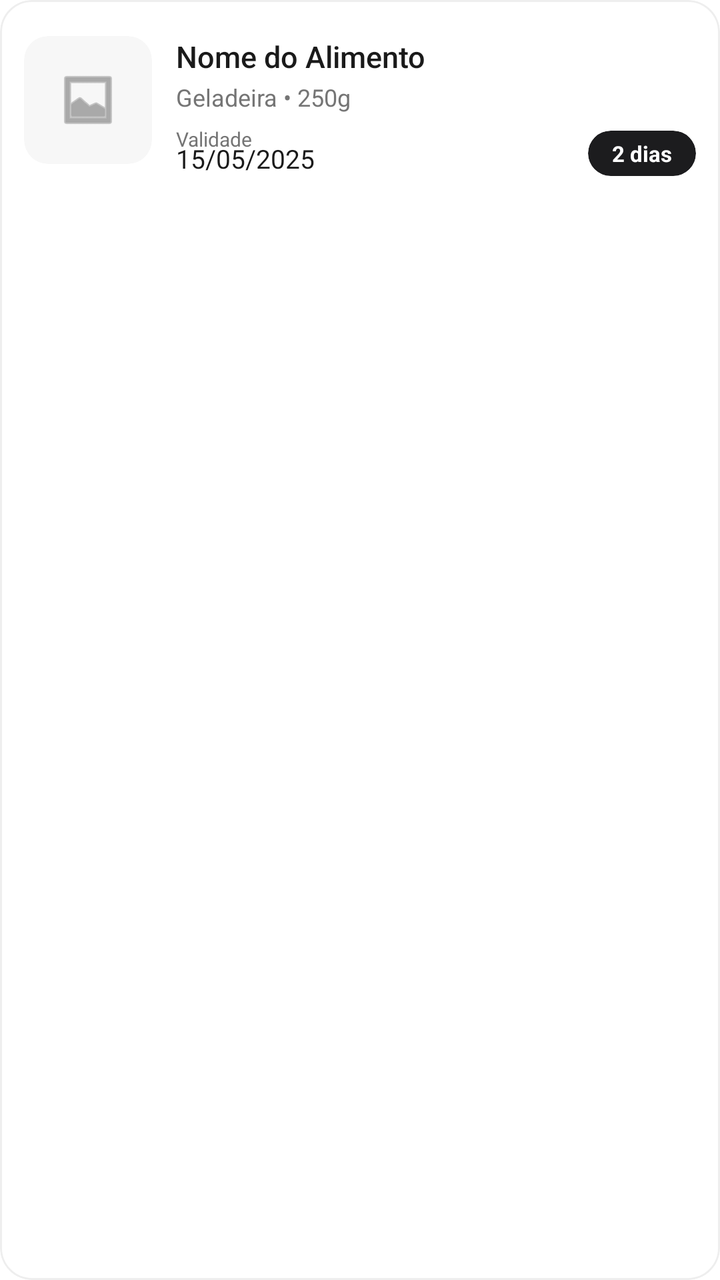
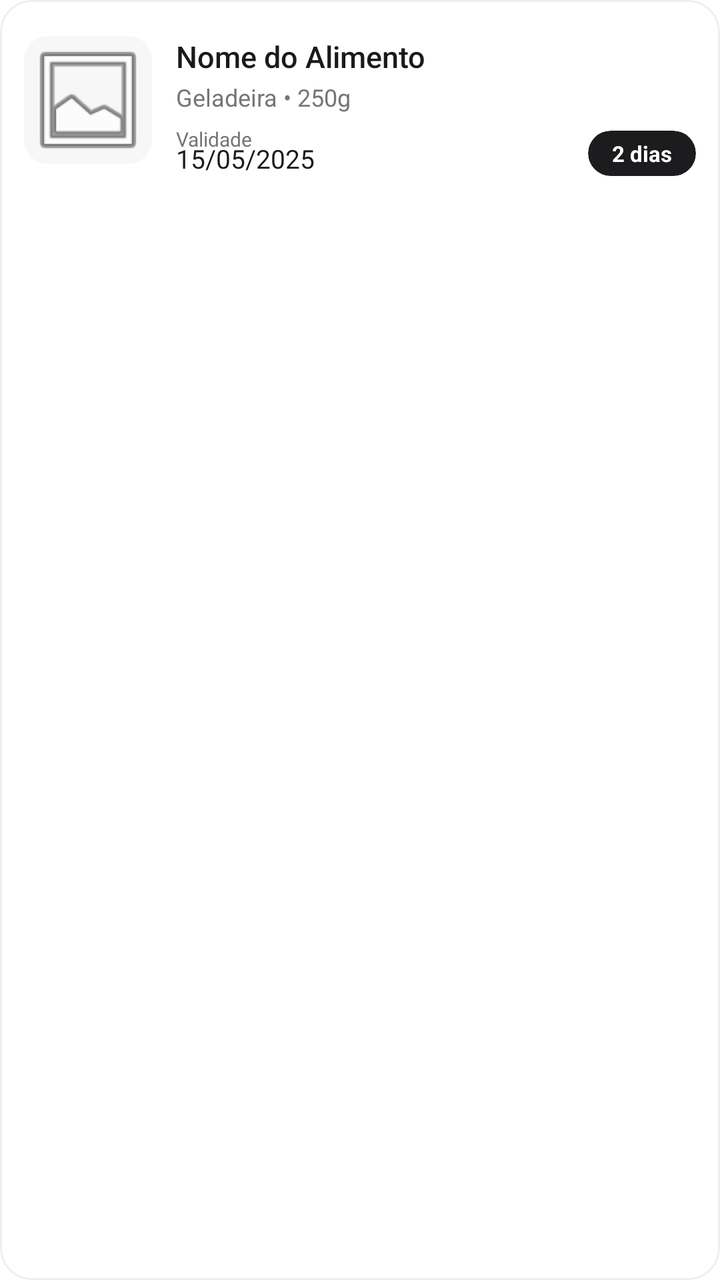

Before-and-after screenshots of an Android layout around one commit, followed by the original layout XML and the change that was made.
<!-- AndroidManifest.xml: application theme Theme.FoodGuard -->
<!-- res/layout/item_food.xml -->
<?xml version="1.0" encoding="utf-8"?>
<com.google.android.material.card.MaterialCardView xmlns:android="http://schemas.android.com/apk/res/android"
    xmlns:app="http://schemas.android.com/apk/res-auto"
    xmlns:tools="http://schemas.android.com/tools"
    android:layout_width="match_parent"
    android:layout_height="wrap_content"
    android:layout_marginBottom="12dp"
    app:cardBackgroundColor="@color/white"
    app:cardCornerRadius="16dp"
    app:cardElevation="0dp"
    app:strokeColor="@color/divider_gray"
    app:strokeWidth="1dp">

    <androidx.constraintlayout.widget.ConstraintLayout
        android:layout_width="match_parent"
        android:layout_height="wrap_content"
        android:padding="12dp">

        
        <com.google.android.material.card.MaterialCardView
            android:id="@+id/cardIcon"
            android:layout_width="64dp"
            android:layout_height="64dp"
            app:cardBackgroundColor="@color/background_gray"
            app:cardCornerRadius="12dp"
            app:cardElevation="0dp"
            app:layout_constraintBottom_toBottomOf="parent"
            app:layout_constraintStart_toStartOf="parent"
            app:layout_constraintTop_toTopOf="parent">

            <ImageView
                android:id="@+id/ivFoodIcon"
                android:layout_width="32dp"
                android:layout_height="32dp"
                android:layout_gravity="center"
                android:src="@android:drawable/ic_menu_gallery"
                app:tint="@color/text_gray" />
        </com.google.android.material.card.MaterialCardView>

        <TextView
            android:id="@+id/tvFoodName"
            android:layout_width="0dp"
            android:layout_height="wrap_content"
            android:layout_marginStart="12dp"
            android:fontFamily="sans-serif-medium"
            android:text="Nome do Alimento"
            android:textColor="@color/primary_black"
            android:textSize="15sp"
            app:layout_constraintEnd_toStartOf="@id/cardDays"
            app:layout_constraintStart_toEndOf="@id/cardIcon"
            app:layout_constraintTop_toTopOf="@id/cardIcon" />

        <TextView
            android:id="@+id/tvStorageInfo"
            android:layout_width="0dp"
            android:layout_height="wrap_content"
            android:layout_marginStart="12dp"
            android:layout_marginTop="2dp"
            android:text="Geladeira • 250g"
            android:textColor="@color/text_gray"
            android:textSize="12sp"
            app:layout_constraintEnd_toStartOf="@id/cardDays"
            app:layout_constraintStart_toEndOf="@id/cardIcon"
            app:layout_constraintTop_toBottomOf="@id/tvFoodName" />

        <TextView
            android:id="@+id/tvValidadeLabel"
            android:layout_width="wrap_content"
            android:layout_height="wrap_content"
            android:layout_marginStart="12dp"
            android:layout_marginTop="6dp"
            android:text="Validade"
            android:textColor="@color/text_gray"
            android:textSize="10sp"
            app:layout_constraintStart_toEndOf="@id/cardIcon"
            app:layout_constraintTop_toBottomOf="@id/tvStorageInfo" />

        <TextView
            android:id="@+id/tvExpirationDate"
            android:layout_width="0dp"
            android:layout_height="wrap_content"
            android:layout_marginStart="12dp"
            android:text="15/05/2025"
            android:textColor="@color/primary_black"
            android:textSize="13sp"
            app:layout_constraintBottom_toBottomOf="@id/cardIcon"
            app:layout_constraintEnd_toStartOf="@id/cardDays"
            app:layout_constraintStart_toEndOf="@id/cardIcon"
            app:layout_constraintTop_toBottomOf="@id/tvValidadeLabel" />

        <com.google.android.material.card.MaterialCardView
            android:id="@+id/cardDays"
            android:layout_width="wrap_content"
            android:layout_height="wrap_content"
            app:cardBackgroundColor="@color/badge_black"
            app:cardCornerRadius="12dp"
            app:cardElevation="0dp"
            app:layout_constraintBottom_toBottomOf="parent"
            app:layout_constraintEnd_toEndOf="parent">

            <TextView
                android:id="@+id/tvDaysLeft"
                android:layout_width="wrap_content"
                android:layout_height="wrap_content"
                android:paddingHorizontal="12dp"
                android:paddingVertical="4dp"
                android:text="2 dias"
                android:textColor="@color/white"
                android:textSize="11sp"
                android:textStyle="bold" />
        </com.google.android.material.card.MaterialCardView>

    </androidx.constraintlayout.widget.ConstraintLayout>
</com.google.android.material.card.MaterialCardView>
<!-- resources referenced by this layout -->
<resources>
  <color name="background_gray">#F7F7F7</color>
  <color name="badge_black">#1C1C1E</color>
  <color name="divider_gray">#EEEEEE</color>
  <color name="primary_black">#1A1A1A</color>
  <color name="text_gray">#757575</color>
  <color name="white">#FFFFFF</color>
  <style name="Theme.FoodGuard" parent="Base.Theme.FoodGuard" />
  <style name="Base.Theme.FoodGuard" parent="Theme.MaterialComponents.Light.NoActionBar">
          
          <item name="colorPrimary">@color/primary_black</item>
          <item name="colorPrimaryVariant">@color/black</item>
          <item name="colorOnPrimary">@color/white</item>
          
          <item name="colorSecondary">@color/secondary_black</item>
          <item name="colorSecondaryVariant">@color/black</item>
          <item name="colorOnSecondary">@color/white</item>
          
          <item name="android:statusBarColor">@color/white</item>
          <item name="android:windowLightStatusBar">true</item>
          
          <item name="android:windowBackground">@color/white</item>
      </style>
  <color name="black">#000000</color>
  <color name="secondary_black">#2D2D2D</color>
</resources>

<!-- the commit's change to res/layout/item_food.xml (unified diff, before → after) -->
@@ -30,11 +30,10 @@
 
             <ImageView
                 android:id="@+id/ivFoodIcon"
-                android:layout_width="32dp"
-                android:layout_height="32dp"
-                android:layout_gravity="center"
-                android:src="@android:drawable/ic_menu_gallery"
-                app:tint="@color/text_gray" />
+                android:layout_width="match_parent"
+                android:layout_height="match_parent"
+                android:scaleType="centerCrop"
+                android:src="@android:drawable/ic_menu_gallery" />
         </com.google.android.material.card.MaterialCardView>
 
         <TextView
